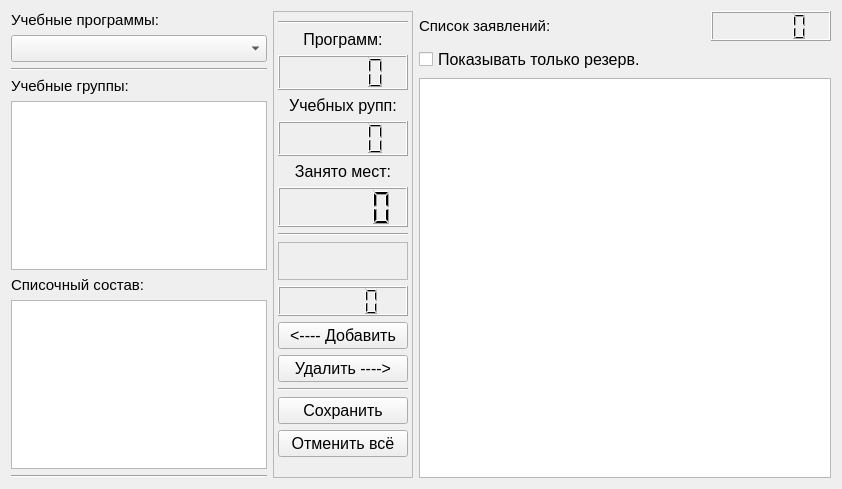
Above: widgets/tab3_form.ui from AlexanderSokolov69/Journals before the change. Below: the same form after it.
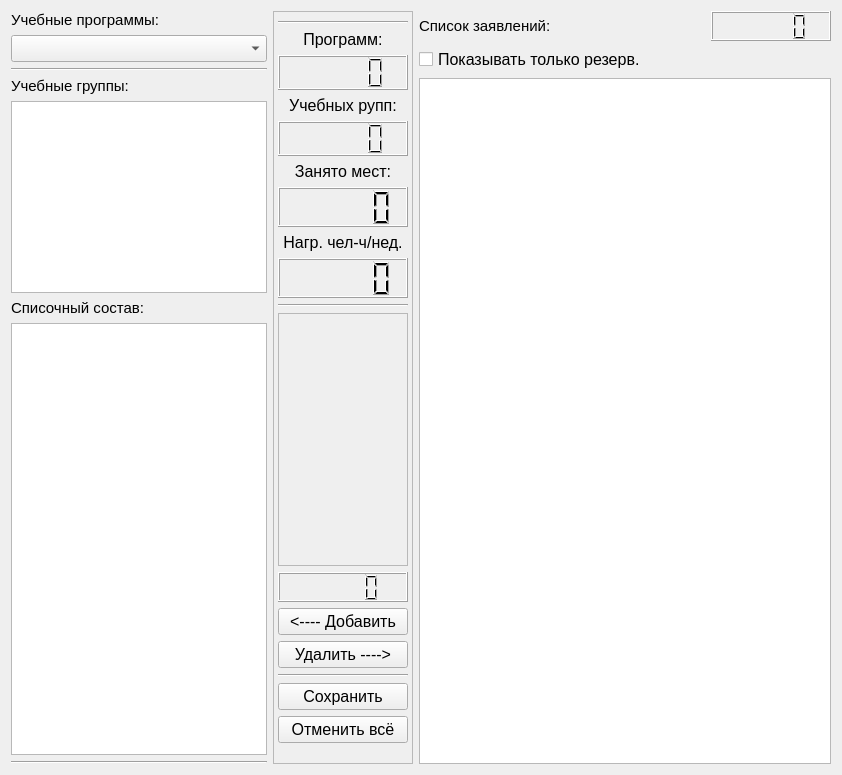
That is the form after the change.

The edit to the form file:
```diff
--- a/widgets/tab3_form.ui
+++ b/widgets/tab3_form.ui
@@ -7,7 +7,7 @@
     <x>0</x>
     <y>0</y>
     <width>842</width>
-    <height>489</height>
+    <height>775</height>
    </rect>
   </property>
   <property name="font">
@@ -232,6 +232,38 @@
         </property>
        </widget>
       </item>
+      <item>
+       <widget class="QLabel" name="label_8">
+        <property name="sizePolicy">
+         <sizepolicy hsizetype="Preferred" vsizetype="Fixed">
+          <horstretch>0</horstretch>
+          <verstretch>0</verstretch>
+         </sizepolicy>
+        </property>
+        <property name="text">
+         <string>Нагр. чел-ч/нед.</string>
+        </property>
+        <property name="alignment">
+         <set>Qt::AlignCenter</set>
+        </property>
+       </widget>
+      </item>
+      <item>
+       <widget class="QLCDNumber" name="tab3_ned_lcd">
+        <property name="sizePolicy">
+         <sizepolicy hsizetype="Minimum" vsizetype="Fixed">
+          <horstretch>0</horstretch>
+          <verstretch>0</verstretch>
+         </sizepolicy>
+        </property>
+        <property name="minimumSize">
+         <size>
+          <width>0</width>
+          <height>40</height>
+         </size>
+        </property>
+       </widget>
+      </item>
       <item>
        <widget class="Line" name="line_5">
         <property name="orientation">
```
Left out of the diff: 1 changed line with no effect on the pictures.
